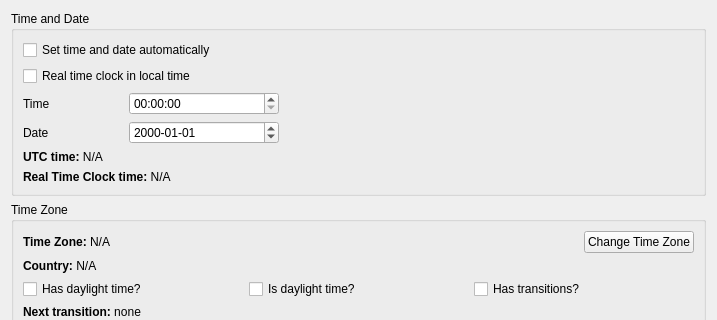
Above: src/manjaro-settings-manager/pages/PageTimeDate.ui from manjaro/manjaro-settings-manager before the change; both pictures show x 0 to 717 and y 0 to 320 of the 717 by 542 pixel window. Below: the same form after it.
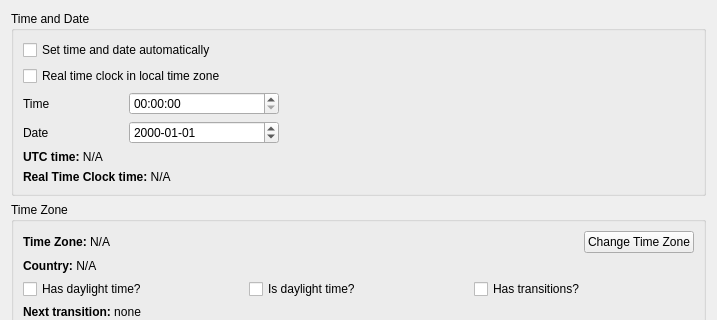
That is the form after the change.

What changed in the file:
```diff
--- a/src/manjaro-settings-manager/pages/PageTimeDate.ui
+++ b/src/manjaro-settings-manager/pages/PageTimeDate.ui
@@ -30,7 +30,7 @@
       <item>
        <widget class="QCheckBox" name="isRtcLocalCheckBox">
         <property name="text">
-         <string>Real time clock in local time</string>
+         <string>Real time clock in local time zone</string>
         </property>
        </widget>
       </item>
```
